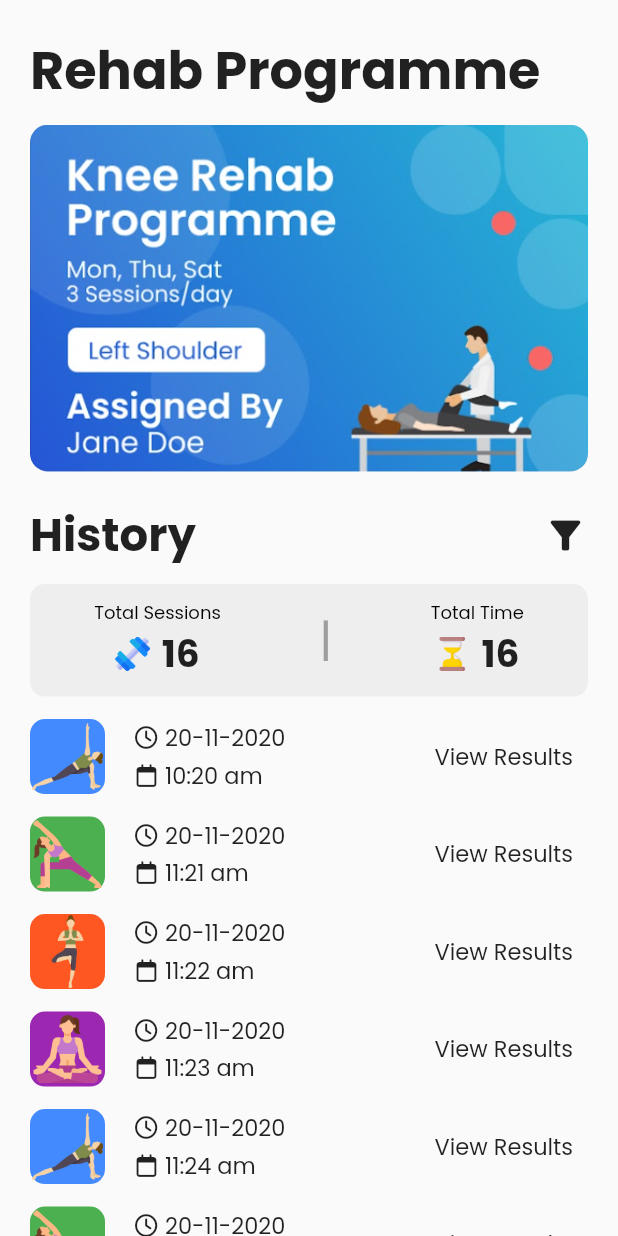
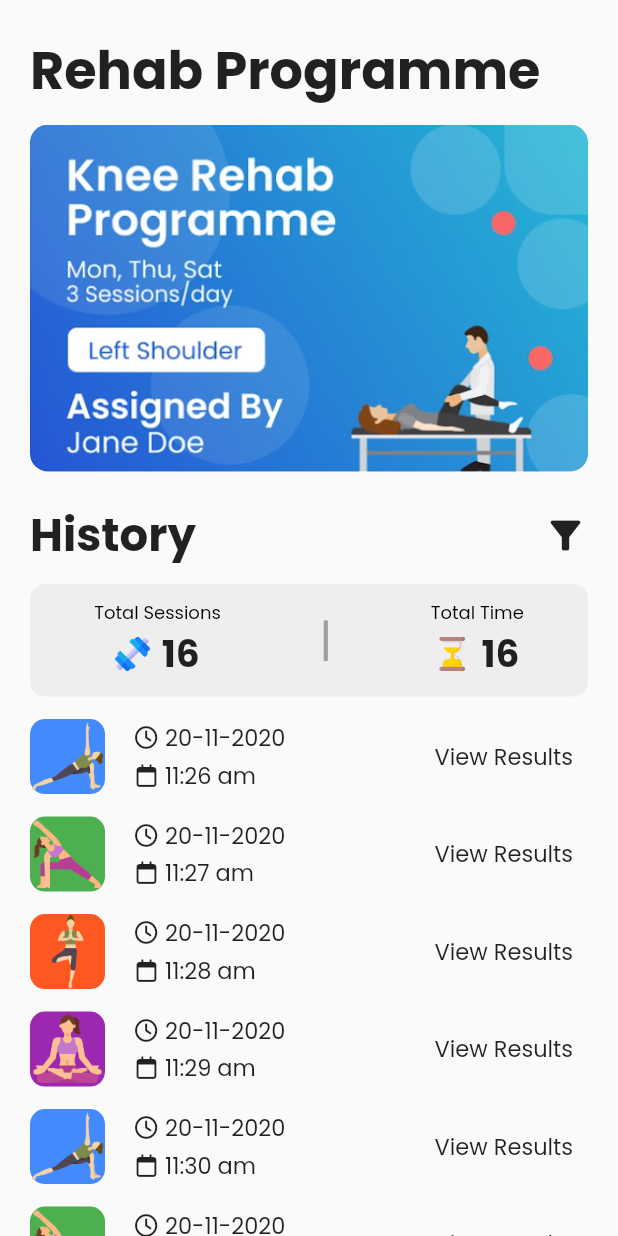
Before and after one commit to SP-XD/Yoga, a Flutter app: the RehabPage screen opened by its route, on a phone screen of 412 x 824 dp. Run offline on Flutter 3.47's test engine with Material 2 defaults, Android fonts, the phone set to English and light mode, and no system bars; our stand-ins replace device_preview, font_awesome_flutter, get, google_fonts, percent_indicator, persistent_bottom_nav_bar and 1 more.

Commit message:
feat(RehabPg): implemented nested map listview

```diff
--- a/lib/controllers/user_controller.dart
+++ b/lib/controllers/user_controller.dart
@@ -6,12 +6,6 @@ class UserController extends GetxController {
   // testing data
   static var tempSessionsDetails = {
     "20-11-2020": {
-      "10:20 am": 1,
-      "11:21 am": 2,
-      "11:22 am": 2,
-      "11:23 am": 2,
-      "11:24 am": 2,
-      "11:25 am": 2,
       "11:26 am": 2,
       "11:27 am": 2,
       "11:28 am": 2,
@@ -28,8 +22,8 @@ class UserController extends GetxController {
       "11:59 am": 2,
       "12:11 am": 2,
       "12:21 am": 2,
-      "11:31 am": 2,
     },
+    "21-11-2020": {"1:22: pm": 3},
   };
   var user = User(
           name: "Jane",
--- a/lib/pages/rehab_page.dart
+++ b/lib/pages/rehab_page.dart
@@ -29,7 +29,9 @@ class _RehabPageState extends State<RehabPage> {
     "assets/session_imgs/yoga-pose4.png",
     "assets/session_imgs/yoga-pose1.png",
     "assets/session_imgs/yoga-pose2.png",
-    "assets/session_imgs/yoga-pose3.png",
+    "assets/session_imgs/yoga-pose4.png",
+    "assets/session_imgs/yoga-pose1.png",
+    "assets/session_imgs/yoga-pose2.png",
     "assets/session_imgs/yoga-pose4.png",
   ];
   List sessionImgsColor = [
@@ -83,18 +85,6 @@ class _RehabPageState extends State<RehabPage> {
   }
 
   Container sessionHistory() {
-    // * Temporay solution to nested map
-    List sessionDates = userController.user.value.sessionsDetails.entries
-        .map((e) => e.key)
-        .toList();
-    List sessionTime = userController
-        .user.value.sessionsDetails[sessionDates[0]].entries
-        .map((e) => e.key)
-        .toList();
-
-    print("seesionDates ${sessionDates}");
-    print("seesionTime ${sessionTime}");
-
     return Container(
       child: Column(
         children: [
@@ -169,13 +159,32 @@ class _RehabPageState extends State<RehabPage> {
           const SizedBox(
             height: 15,
           ),
+          //* This is the last solution i came up with to list view nested map
           ListView.separated(
             shrinkWrap: true,
-            itemCount: userController.user.value.totalSessionsCompleted,
             physics: const NeverScrollableScrollPhysics(),
-            itemBuilder: (context, index) {
-              return historySessionCards(sessionDates[0], sessionTime[index],
-                  sessionImgs[index], sessionImgsColor[index]);
+            itemCount: userController.user.value.sessionsDetails.length,
+            itemBuilder: (context, keyIndex) {
+              String keyDate = userController.user.value.sessionsDetails.keys
+                  .elementAt(keyIndex);
+              return ListView.separated(
+                shrinkWrap: true,
+                physics: const NeverScrollableScrollPhysics(),
+                itemCount:
+                    userController.user.value.sessionsDetails[keyDate].length,
+                itemBuilder: (context, valueIndex) {
+                  String keyTime = userController
+                      .user.value.sessionsDetails[keyDate].keys
+                      .elementAt(valueIndex);
+                  return historySessionCards(keyDate, keyTime,
+                      sessionImgs[valueIndex], sessionImgsColor[valueIndex]);
+                },
+                separatorBuilder: (context, index) {
+                  return const SizedBox(
+                    height: 15,
+                  );
+                },
+              );
             },
             separatorBuilder: (context, index) {
               return const SizedBox(
```
